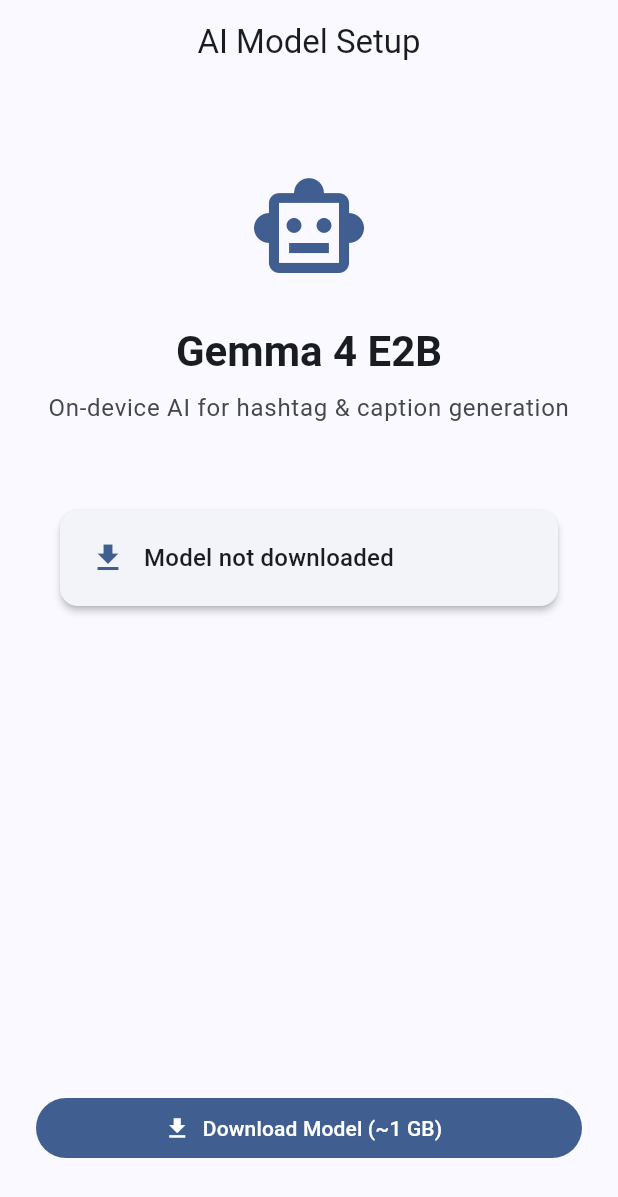
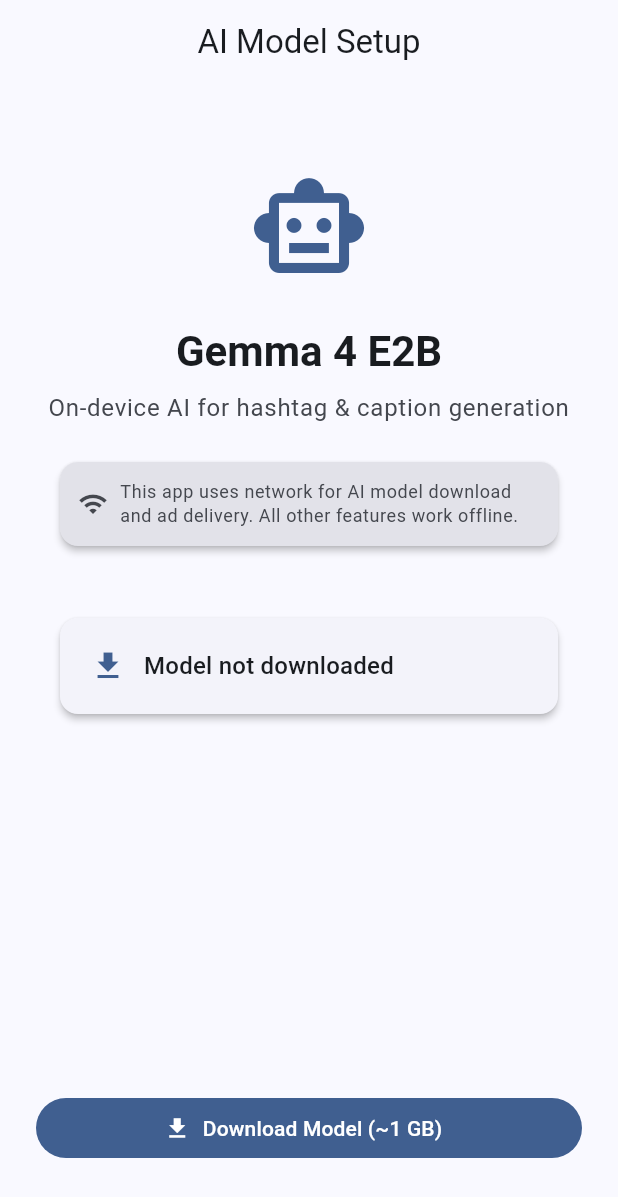
Before and after one commit to kuroneko4423/daiary, a Flutter app: the screen it shows after launch, on a phone screen of 412 x 824 dp. Shown: the top 1197 px of the screen. Run offline on Flutter 3.47's test engine with Material 3 defaults, Android fonts, the phone set to English and light mode, and no system bars; our stand-ins replace camera, connectivity_plus, dio, flutter_riverpod, go_router, google_mobile_ads and 6 more; missing offline and left inert: exif; accounts and stored records are empty.

Commit message:
feat: オフライン版にGoogle AdMob広告を実装
バナー広告（写真一覧・AI生成画面下部）と
インタースティシャル広告（AI生成5回毎）を追加。
オンボーディング画面とSettings画面に通信用途の説明を表示。

Co-Authored-By: Claude Opus 4.6 (1M context) <noreply@anthropic.com>

```diff
--- a/apps/offline/lib/features/album/presentation/screens/photo_list_screen.dart
+++ b/apps/offline/lib/features/album/presentation/screens/photo_list_screen.dart
@@ -5,6 +5,7 @@ import 'package:daiary_shared/domain/models/photo.dart';
 import 'package:flutter/material.dart';
 import 'package:flutter_riverpod/flutter_riverpod.dart';
 import 'package:go_router/go_router.dart';
+import '../../../settings/presentation/widgets/banner_ad_widget.dart';
 import '../providers/photo_provider.dart';
 
 class PhotoListScreen extends ConsumerStatefulWidget {
@@ -30,6 +31,7 @@ class _PhotoListScreenState extends ConsumerState<PhotoListScreen> {
     final isGrid = ref.watch(photoViewModeProvider);
 
     return Scaffold(
+      bottomNavigationBar: const BannerAdWidget(),
       appBar: AppBar(
         title: const Text('Photos'),
         actions: [
--- a/apps/offline/lib/features/onboarding/presentation/screens/onboarding_screen.dart
+++ b/apps/offline/lib/features/onboarding/presentation/screens/onboarding_screen.dart
@@ -54,7 +54,30 @@ class _OnboardingScreenState extends ConsumerState<OnboardingScreen> {
               ),
               textAlign: TextAlign.center,
             ),
-            const SizedBox(height: 48),
+            const SizedBox(height: 16),
+            Card(
+              color: theme.colorScheme.surfaceContainerHighest,
+              child: Padding(
+                padding: const EdgeInsets.all(12),
+                child: Row(
+                  children: [
+                    Icon(Icons.wifi, size: 20,
+                        color: theme.colorScheme.onSurfaceVariant),
+                    const SizedBox(width: 8),
+                    Expanded(
+                      child: Text(
+                        'This app uses network for AI model download and ad delivery. '
+                        'All other features work offline.',
+                        style: theme.textTheme.bodySmall?.copyWith(
+                          color: theme.colorScheme.onSurfaceVariant,
+                        ),
+                      ),
+                    ),
+                  ],
+                ),
+              ),
+            ),
+            const SizedBox(height: 32),
 
             // Status card
             Card(
--- a/apps/offline/lib/main.dart
+++ b/apps/offline/lib/main.dart
@@ -2,12 +2,14 @@ import 'package:daiary_shared/services/share_service.dart';
 import 'package:flutter/material.dart';
 import 'package:flutter_riverpod/flutter_riverpod.dart';
 import 'app.dart';
+import 'services/admob_service.dart';
 import 'services/database_service.dart';
 import 'features/album/data/datasources/photo_local_datasource.dart';
 
 void main() async {
   WidgetsFlutterBinding.ensureInitialized();
   await DatabaseService.initialize();
+  await AdmobService.initialize();
   ShareService.cleanupTempShareFiles();
   PhotoLocalDataSource().cleanupExpiredPhotos();
   runApp(const ProviderScope(child: DAIaryApp()));
--- a/apps/offline/pubspec.yaml
+++ b/apps/offline/pubspec.yaml
@@ -20,6 +20,7 @@ dependencies:
   exif: ^3.3.0
   shared_preferences: ^2.3.5
   connectivity_plus: ^6.1.4
+  google_mobile_ads: ^5.3.0
   flutter_riverpod: ^2.6.1
   go_router: ^14.8.1
   camera: ^0.11.0+2
```
Also changed, not shown: apps/offline/lib/features/ai_generate/presentation/screens/ai_generate_screen.dart (+9 -4 lines), apps/offline/lib/features/settings/presentation/providers/ad_provider.dart (added, +9 -0 lines), apps/offline/lib/features/settings/presentation/screens/settings_screen.dart (+45 -0 lines), apps/offline/lib/features/settings/presentation/widgets/banner_ad_widget.dart (added, +51 -0 lines), apps/offline/lib/services/admob_service.dart (added, +92 -0 lines), apps/offline/pubspec.lock, 2 other files.
